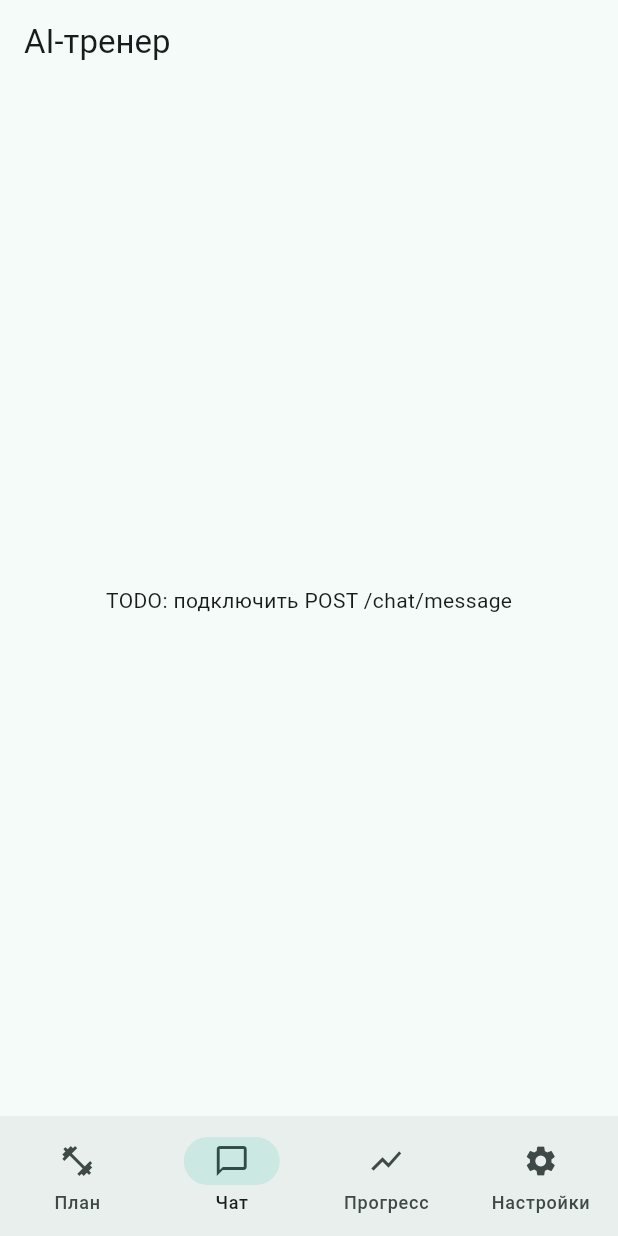
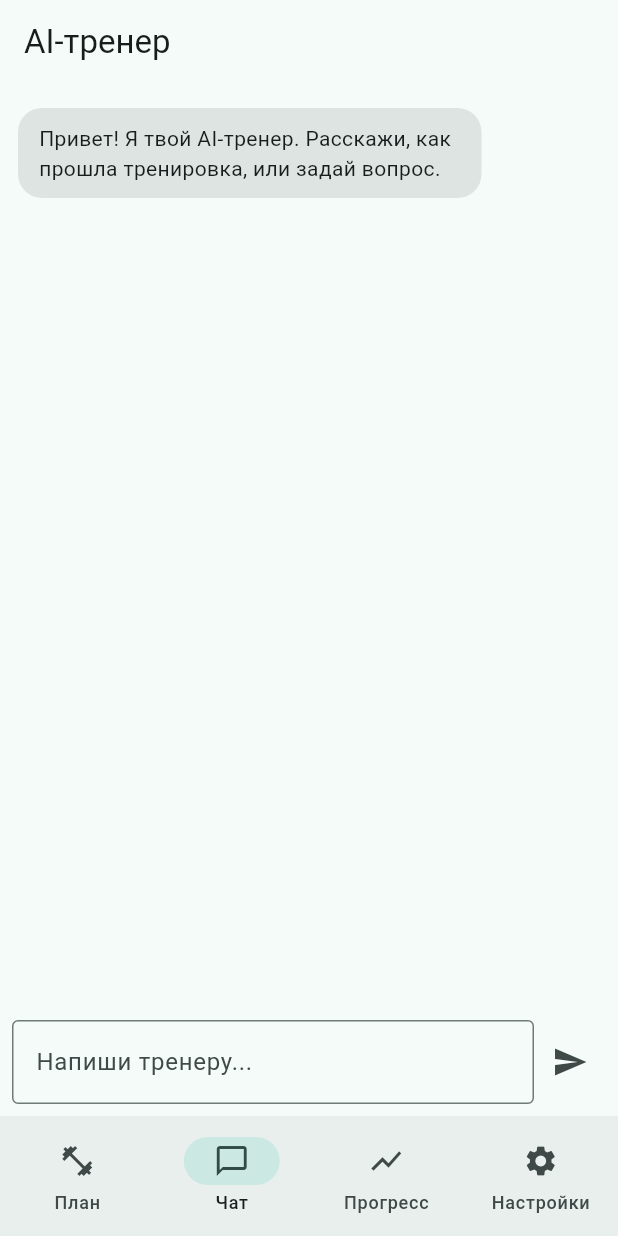
Before and after one commit to EgorZxcf/ai-fit-coach, a Flutter app: the screen it shows after launch, item 2 of the bottom bar chosen, on a phone screen of 412 x 824 dp. Run offline on Flutter 3.47's test engine with Material 3 defaults, Android fonts, the phone set to English and light mode, and no system bars.

Commit message:
Add chat UI with mock responses

```diff
--- a/mobile/lib/main.dart
+++ b/mobile/lib/main.dart
@@ -1,6 +1,7 @@
 // Путь в репозитории: mobile/lib/main.dart
-// Заменить стандартный файл, который создаст `flutter create`, этим содержимым.
+// Полностью заменяет предыдущий main.dart — экран чата теперь рабочий, на моковых ответах.
 
+import 'dart:async';
 import 'package:flutter/material.dart';
 
 void main() {
@@ -70,14 +71,123 @@ class PlanScreen extends StatelessWidget {
   }
 }
 
-class ChatScreen extends StatelessWidget {
+class ChatMessage {
+  final String role; // 'user' или 'assistant'
+  final String text;
+  ChatMessage(this.role, this.text);
+}
+
+class ChatScreen extends StatefulWidget {
   const ChatScreen({super.key});
+
+  @override
+  State<ChatScreen> createState() => _ChatScreenState();
+}
+
+class _ChatScreenState extends State<ChatScreen> {
+  final List<ChatMessage> _messages = [
+    ChatMessage(
+      'assistant',
+      'Привет! Я твой AI-тренер. Расскажи, как прошла тренировка, или задай вопрос.',
+    ),
+  ];
+  final TextEditingController _controller = TextEditingController();
+  bool _isWaiting = false;
+
+  void _sendMessage() {
+    final text = _controller.text.trim();
+    if (text.isEmpty) return;
+
+    setState(() {
+      _messages.add(ChatMessage('user', text));
+      _isWaiting = true;
+    });
+    _controller.clear();
+
+    // Заглушка вместо реального запроса к /chat/message.
+    // Когда бэкенд готов — замени этот блок на:
+    // final res = await apiClient.sendChatMessage(text);
+    Future.delayed(const Duration(milliseconds: 800), () {
+      if (!mounted) return;
+      setState(() {
+        _messages.add(ChatMessage(
+          'assistant',
+          'Это тестовый ответ. Скоро здесь будет настоящий AI-тренер.',
+        ));
+        _isWaiting = false;
+      });
+    });
+  }
+
+  @override
+  void dispose() {
+    _controller.dispose();
+    super.dispose();
+  }
 
   @override
   Widget build(BuildContext context) {
     return Scaffold(
       appBar: AppBar(title: const Text('AI-тренер')),
-      body: const Center(child: Text('TODO: подключить POST /chat/message')),
+      body: Column(
+        children: [
+          Expanded(
+            child: ListView.builder(
+              padding: const EdgeInsets.all(12),
+              itemCount: _messages.length,
+              itemBuilder: (context, index) {
+                final msg = _messages[index];
+                final isUser = msg.role == 'user';
+                return Align(
+                  alignment: isUser ? Alignment.centerRight : Alignment.centerLeft,
+                  child: Container(
+                    margin: const EdgeInsets.symmetric(vertical: 4),
+                    padding: const EdgeInsets.symmetric(horizontal: 14, vertical: 10),
+                    constraints: BoxConstraints(
+                      maxWidth: MediaQuery.of(context).size.width * 0.75,
+                    ),
+                    decoration: BoxDecoration(
+                      color: isUser
+                          ? Theme.of(context).colorScheme.primaryContainer
+                          : Theme.of(context).colorScheme.surfaceContainerHighest,
+                      borderRadius: BorderRadius.circular(16),
+                    ),
+                    child: Text(msg.text),
+                  ),
+                );
+              },
+            ),
+          ),
+          if (_isWaiting)
+            const Padding(
+              padding: EdgeInsets.symmetric(vertical: 4),
+              child: Text('тренер пишет...', style: TextStyle(color: Colors.grey)),
+            ),
+          SafeArea(
+            child: Padding(
+              padding: const EdgeInsets.all(8),
+              child: Row(
+                children: [
+                  Expanded(
+                    child: TextField(
+                      controller: _controller,
+                      decoration: const InputDecoration(
+                        hintText: 'Напиши тренеру...',
+                        border: OutlineInputBorder(),
+                      ),
+                      onSubmitted: (_) => _sendMessage(),
+                    ),
+                  ),
+                  IconButton(
+                    icon: const Icon(Icons.send),
+                    onPressed: _sendMessage,
+                  ),
+                ],
+              ),
+            ),
+          ),
+        ],
+      ),
     );
   }
 }
```
